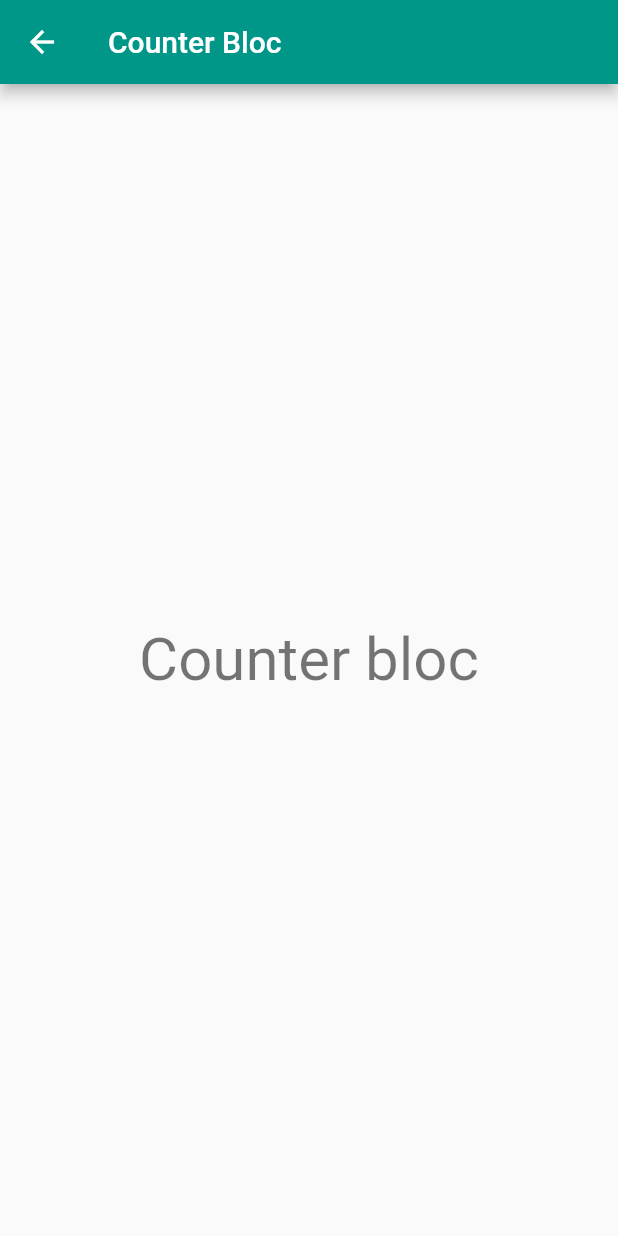
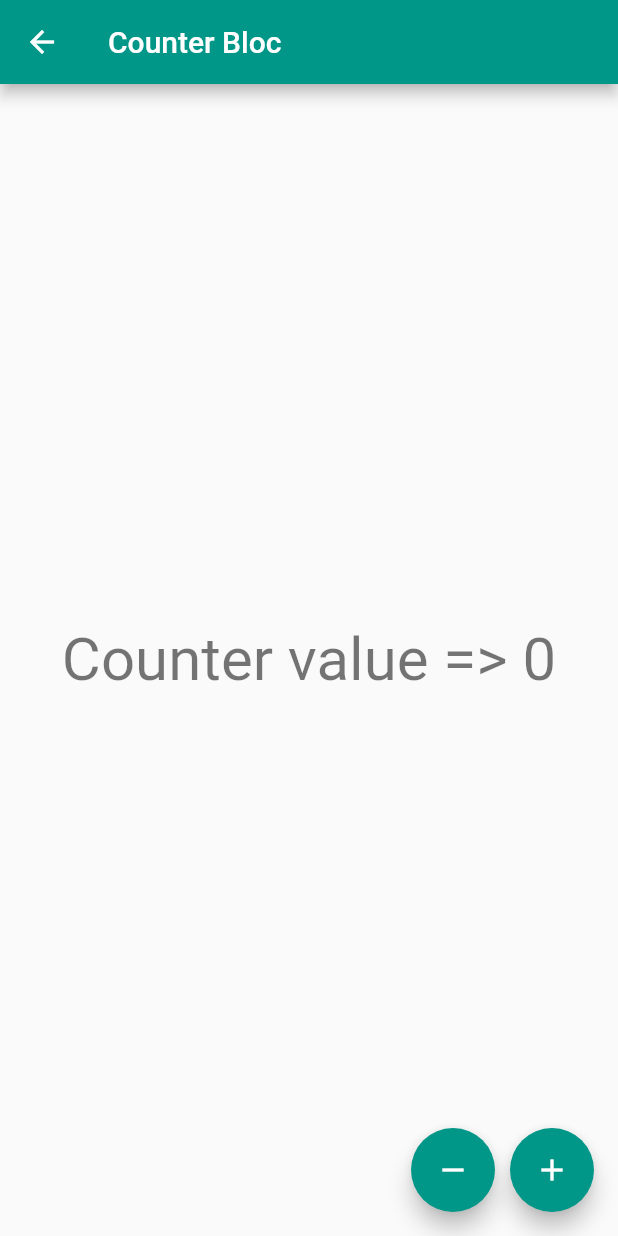
Before and after one commit to Junior300895/practices_app, a Flutter app: the CounterBlocPage screen opened by its route, on a phone screen of 412 x 824 dp. Run offline on Flutter 3.47's test engine with Material 2 defaults, Android fonts, the phone set to English and light mode, and no system bars; our stand-ins replace bloc, flutter_bloc.

Commit message:
state bloc done

```diff
--- /dev/null
+++ b/lib/bloc/counter.bloc.dart
@@ -0,0 +1,57 @@
+// Events
+import 'package:bloc/bloc.dart';
+
+abstract class CounterEvent {}
+
+class IncrementCounterEvent extends CounterEvent {}
+
+class DecrementCounterEvent extends CounterEvent {}
+
+// State
+abstract class CounterState {
+  final int counter;
+
+  const CounterState({
+    required this.counter,
+  });
+}
+
+class CounterSuccessState extends CounterState {
+  CounterSuccessState({required super.counter});
+}
+
+class CounterErrorState extends CounterState {
+  final String errorMessage;
+
+  CounterErrorState({required super.counter, required this.errorMessage});
+}
+
+class CounterInitialState extends CounterState {
+  CounterInitialState() : super(counter: 0);
+}
+
+// Bloc
+class CounterBloc extends Bloc<CounterEvent, CounterState> {
+  CounterBloc() : super(CounterInitialState()) {
+    on((IncrementCounterEvent event, emit) {
+      if (state.counter < 10) {
+        int counterValue = state.counter + 1;
+        emit(CounterSuccessState(counter: counterValue));
+      } else {
+        emit(CounterErrorState(
+            counter: state.counter,
+            errorMessage: "Counter Value can not exceed 10"));
+      }
+    });
+    on((DecrementCounterEvent event, emit) {
+      if (state.counter > 0) {
+        int counterValue = state.counter - 1;
+        emit(CounterSuccessState(counter: counterValue));
+      } else {
+        emit(CounterErrorState(
+            counter: state.counter,
+            errorMessage: "Counter Value can't be less than 0"));
+      }
+    });
+  }
+}
--- /dev/null
+++ b/lib/bloc/theme.bloc.dart
@@ -0,0 +1,35 @@
+import 'package:bloc/bloc.dart';
+import 'package:enset_app/ui/themes/themes.dart';
+import 'package:flutter/material.dart';
+
+abstract class ThemeEvent {}
+
+class SwitchThemeEvent extends ThemeEvent {}
+
+abstract class ThemeState {
+  ThemeData themeData;
+  ThemeState({required this.themeData});
+}
+
+class ThemeSuccessState extends ThemeState {
+  ThemeSuccessState({required super.themeData});
+}
+
+class InitialThemeState extends ThemeState {
+  InitialThemeState()
+      : super(themeData: CustomTheme.themes[0]);
+}
+
+class ThemeBloc extends Bloc<ThemeEvent, ThemeState> {
+  int currentThemeIndex = 0;
+  List<ThemeData> themes = CustomTheme.themes;
+  ThemeBloc() : super(InitialThemeState()) {
+    on((SwitchThemeEvent, emit) {
+      ++currentThemeIndex;
+      if (currentThemeIndex >= themes.length) {
+        currentThemeIndex = 0;
+      }
+      emit(ThemeSuccessState(themeData: themes[currentThemeIndex]));
+    });
+  }
+}
--- a/lib/ui/pages/counter.bloc.page.dart
+++ b/lib/ui/pages/counter.bloc.page.dart
@@ -1,4 +1,7 @@
+import 'package:enset_app/bloc/counter.bloc.dart';
+import 'package:enset_app/ui/themes/themes.dart';
 import 'package:flutter/material.dart';
+import 'package:flutter_bloc/flutter_bloc.dart';
 
 class CounterBlocPage extends StatelessWidget {
   const CounterBlocPage({super.key});
@@ -11,10 +14,52 @@ class CounterBlocPage extends StatelessWidget {
         title: const Text("Counter Bloc"),
       ),
       body: Center(
-        child: Text(
-          "Counter bloc",
-          style: Theme.of(context).textTheme.headlineLarge,
+        child: BlocBuilder<CounterBloc, CounterState>(
+          builder: (context, state) {
+            if (state is CounterSuccessState || state is CounterInitialState) {
+              return Text(
+                "Counter value => ${state.counter}",
+                style: Theme.of(context).textTheme.headlineLarge,
+              );
+            } else if (state is CounterErrorState) {
+              return Column(
+                mainAxisAlignment: MainAxisAlignment.center,
+                children: [
+                  Text(
+                    "Counter value => ${state.counter}",
+                    style: Theme.of(context).textTheme.headlineLarge,
+                  ),
+                  Text(
+                    state.errorMessage,
+                    style: CustomTheme.errorTextStyle,
+                  ),
+                ],
+              );
+            } else {
+              return Container();
+            }
+          },
         ),
+      ),
+      floatingActionButton: Row(
+        mainAxisAlignment: MainAxisAlignment.end,
+        children: [
+          FloatingActionButton(
+            heroTag: "dec",
+            onPressed: () {
+              context.read<CounterBloc>().add(DecrementCounterEvent());
+            },
+            child: const Icon(Icons.remove),
+          ),
+          const SizedBox(width: 10,),
+          FloatingActionButton(
+            heroTag: "inc",
+            onPressed: () {
+              context.read<CounterBloc>().add(IncrementCounterEvent());
+            },
+            child: const Icon(Icons.add),
+          )
+        ],
       ),
     );
   }
--- /dev/null
+++ b/lib/ui/themes/themes.dart
@@ -0,0 +1,18 @@
+import 'package:flutter/material.dart';
+
+class CustomTheme {
+  static TextStyle errorTextStyle = const TextStyle(
+    fontSize: 22, color: Colors.red,
+  );
+  static List<ThemeData> themes = [
+    ThemeData(
+      primarySwatch: Colors.teal,
+    ),
+    ThemeData(
+      primarySwatch: Colors.deepOrange,
+    ),
+    ThemeData(
+      primarySwatch: Colors.blue,
+    )
+  ];
+}
--- a/lib/ui/widget/main.drawer.header.widget.dart
+++ b/lib/ui/widget/main.drawer.header.widget.dart
@@ -1,4 +1,6 @@
+import 'package:enset_app/bloc/theme.bloc.dart';
 import 'package:flutter/material.dart';
+import 'package:flutter_bloc/flutter_bloc.dart';
 
 class MainDrawerHeader extends StatelessWidget {
   const MainDrawerHeader({
@@ -24,7 +26,9 @@ class MainDrawerHeader extends StatelessWidget {
             backgroundImage: AssetImage("images/profile.png"),
           ),
           IconButton(
-            onPressed: () {},
+            onPressed: () {
+              context.read<ThemeBloc>().add(SwitchThemeEvent());
+            },
             icon: const Icon(Icons.settings),
           )
         ],
--- a/pubspec.yaml
+++ b/pubspec.yaml
@@ -34,6 +34,8 @@ dependencies:
   # The following adds the Cupertino Icons font to your application.
   # Use with the CupertinoIcons class for iOS style icons.
   cupertino_icons: ^1.0.2
+  bloc: ^8.1.2
+  flutter_bloc: ^8.1.3
 
 dev_dependencies:
   flutter_test:
```
Also changed, not shown: lib/main.dart (+10 -24 lines), lib/ui/pages/root.view.dart (added, +30 -0 lines), pubspec.lock.
